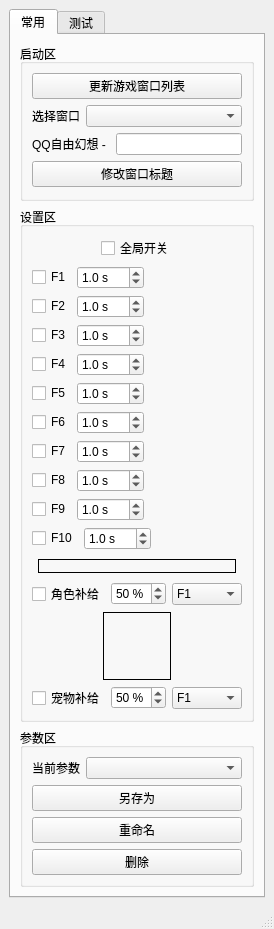
First picture: the form in mainwindow.ui, repository SSSSSFFFFF/FxPresser, before the edit.
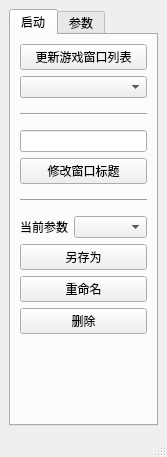
Second picture: the form after the edit. The open tabs and pages were chosen to show the change.

What changed in the file:
```diff
--- a/mainwindow.ui
+++ b/mainwindow.ui
@@ -6,15 +6,15 @@
    <rect>
     <x>0</x>
     <y>0</y>
-    <width>274</width>
-    <height>871</height>
+    <width>167</width>
+    <height>440</height>
    </rect>
   </property>
   <property name="windowTitle">
    <string/>
   </property>
   <widget class="QWidget" name="centralwidget">
-   <layout class="QHBoxLayout" name="horizontalLayout_18">
+   <layout class="QHBoxLayout" name="horizontalLayout_12">
     <item>
      <widget class="QTabWidget" name="tabWidget">
       <property name="currentIndex">
@@ -22,15 +22,9 @@
       </property>
       <widget class="QWidget" name="tab">
        <attribute name="title">
-        <string>常用</string>
+        <string>启动</string>
        </attribute>
-       <layout class="QVBoxLayout" name="verticalLayout_5">
-        <item>
-         <widget class="QGroupBox" name="groupBox_3">
-          <property name="title">
-           <string>启动区</string>
-          </property>
-          <layout class="QVBoxLayout" name="verticalLayout_3">
+       <layout class="QVBoxLayout" name="verticalLayout">
            <item>
             <widget class="QPushButton" name="pushButton_UpdateGameWindows">
              <property name="text">
@@ -39,15 +33,6 @@
             </widget>
            </item>
            <item>
-            <layout class="QHBoxLayout" name="horizontalLayout_11" stretch="0,1">
-             <item>
-              <widget class="QLabel" name="label_12">
-               <property name="text">
-                <string>选择窗口</string>
-               </property>
-              </widget>
-             </item>
-             <item>
               <widget class="QComboBox" name="comboBox_GameWindows">
                <property name="sizeAdjustPolicy">
                 <enum>QComboBox::AdjustToMinimumContentsLength</enum>
@@ -60,21 +45,31 @@
                </property>
               </widget>
              </item>
-            </layout>
+        <item>
+         <widget class="Line" name="line">
+          <property name="minimumSize">
+           <size>
+            <width>0</width>
+            <height>20</height>
+           </size>
+          </property>
+          <property name="orientation">
+           <enum>Qt::Horizontal</enum>
+          </property>
+         </widget>
            </item>
            <item>
-            <layout class="QHBoxLayout" name="horizontalLayout_20" stretch="0,1">
-             <item>
-              <widget class="QLabel" name="label_WindowTitlePrefix">
+         <widget class="QLineEdit" name="lineEdit_WindowTitle">
+          <property name="minimumSize">
+           <size>
+            <width>0</width>
+            <height>0</height>
+           </size>
+          </property>
                <property name="text">
-                <string>QQ自由幻想 - </string>
-               </property>
-              </widget>
-             </item>
-             <item>
-              <widget class="QLineEdit" name="lineEdit_WindowTitle"/>
-             </item>
-            </layout>
+           <string/>
+          </property>
+         </widget>
            </item>
            <item>
             <widget class="QPushButton" name="pushButton_ChangeWindowTitle">
@@ -83,14 +78,73 @@
              </property>
             </widget>
            </item>
-          </layout>
+        <item>
+         <widget class="Line" name="line_5">
+          <property name="minimumSize">
+           <size>
+            <width>0</width>
+            <height>20</height>
+           </size>
+          </property>
+          <property name="orientation">
+           <enum>Qt::Horizontal</enum>
+          </property>
+         </widget>
+        </item>
+        <item>
+         <layout class="QHBoxLayout" name="horizontalLayout_14" stretch="0,1">
+          <item>
+           <widget class="QLabel" name="label">
+            <property name="text">
+             <string>当前参数</string>
+            </property>
+           </widget>
+          </item>
+          <item>
+           <widget class="QComboBox" name="comboBox_Configs"/>
+          </item>
+         </layout>
+        </item>
+        <item>
+         <widget class="QPushButton" name="pushButton_SaveConfigAs">
+          <property name="text">
+           <string>另存为</string>
+          </property>
          </widget>
         </item>
         <item>
-         <widget class="QGroupBox" name="groupBox_2">
-          <property name="title">
-           <string>设置区</string>
+         <widget class="QPushButton" name="pushButton_RenameConfig">
+          <property name="text">
+           <string>重命名</string>
           </property>
+         </widget>
+        </item>
+        <item>
+         <widget class="QPushButton" name="pushButton_DeleteConfig">
+          <property name="text">
+           <string>删除</string>
+          </property>
+         </widget>
+        </item>
+        <item>
+         <spacer name="verticalSpacer_2">
+          <property name="orientation">
+           <enum>Qt::Vertical</enum>
+          </property>
+          <property name="sizeHint" stdset="0">
+           <size>
+            <width>20</width>
+            <height>181</height>
+           </size>
+          </property>
+         </spacer>
+        </item>
+       </layout>
+      </widget>
+      <widget class="QWidget" name="tab_2">
+       <attribute name="title">
+        <string>参数</string>
+       </attribute>
           <layout class="QVBoxLayout" name="verticalLayout_2">
            <item>
             <layout class="QHBoxLayout" name="horizontalLayout_16">
@@ -136,7 +190,53 @@
             </layout>
            </item>
            <item>
-            <layout class="QHBoxLayout" name="horizontalLayout">
+         <layout class="QHBoxLayout" name="horizontalLayout_11">
+          <item>
+           <widget class="QLabel" name="label_2">
+            <property name="text">
+             <string>排队间隔</string>
+            </property>
+           </widget>
+          </item>
+          <item>
+           <widget class="QDoubleSpinBox" name="doubleSpinBox_QueueInterval">
+            <property name="suffix">
+             <string> s</string>
+            </property>
+            <property name="decimals">
+             <number>1</number>
+            </property>
+            <property name="minimum">
+             <double>0.100000000000000</double>
+            </property>
+            <property name="maximum">
+             <double>365.000000000000000</double>
+            </property>
+            <property name="singleStep">
+             <double>0.100000000000000</double>
+            </property>
+            <property name="value">
+             <double>0.700000000000000</double>
+            </property>
+           </widget>
+          </item>
+         </layout>
+        </item>
+        <item>
+         <widget class="Line" name="line_4">
+          <property name="minimumSize">
+           <size>
+            <width>0</width>
+            <height>20</height>
+           </size>
+          </property>
+          <property name="orientation">
+           <enum>Qt::Horizontal</enum>
+          </property>
+         </widget>
+        </item>
+        <item>
+         <layout class="QHBoxLayout" name="horizontalLayout" stretch="0,1">
              <item>
               <widget class="QCheckBox" name="checkBox_F1">
                <property name="text">
@@ -166,23 +266,10 @@
                </property>
               </widget>
              </item>
-             <item>
-              <spacer name="horizontalSpacer">
-               <property name="orientation">
-                <enum>Qt::Horizontal</enum>
-               </property>
-               <property name="sizeHint" stdset="0">
-                <size>
-                 <width>40</width>
-                 <height>20</height>
-                </size>
-               </property>
-              </spacer>
-             </item>
             </layout>
            </item>
            <item>
-            <layout class="QHBoxLayout" name="horizontalLayout_2">
+         <layout class="QHBoxLayout" name="horizontalLayout_2" stretch="0,1">
              <item>
               <widget class="QCheckBox" name="checkBox_F2">
                <property name="text">
@@ -212,23 +299,10 @@
                </property>
               </widget>
              </item>
-             <item>
-              <spacer name="horizontalSpacer_2">
-               <property name="orientation">
-                <enum>Qt::Horizontal</enum>
-               </property>
-               <property name="sizeHint" stdset="0">
-                <size>
-                 <width>40</width>
-                 <height>20</height>
-                </size>
-               </property>
-              </spacer>
-             </item>
             </layout>
            </item>
            <item>
-            <layout class="QHBoxLayout" name="horizontalLayout_3">
+         <layout class="QHBoxLayout" name="horizontalLayout_3" stretch="0,1">
              <item>
               <widget class="QCheckBox" name="checkBox_F3">
                <property name="text">
@@ -258,23 +332,10 @@
                </property>
               </widget>
              </item>
-             <item>
-              <spacer name="horizontalSpacer_3">
-               <property name="orientation">
-                <enum>Qt::Horizontal</enum>
-               </property>
-               <property name="sizeHint" stdset="0">
-                <size>
-                 <width>40</width>
-                 <height>20</height>
-                </size>
-               </property>
-              </spacer>
-             </item>
             </layout>
            </item>
            <item>
-            <layout class="QHBoxLayout" name="horizontalLayout_4">
+         <layout class="QHBoxLayout" name="horizontalLayout_4" stretch="0,1">
              <item>
               <widget class="QCheckBox" name="checkBox_F4">
                <property name="text">
@@ -304,23 +365,10 @@
                </property>
               </widget>
              </item>
-             <item>
-              <spacer name="horizontalSpacer_4">
-               <property name="orientation">
-                <enum>Qt::Horizontal</enum>
-               </property>
-               <property name="sizeHint" stdset="0">
-                <size>
-                 <width>40</width>
-                 <height>20</height>
-                </size>
-               </property>
-              </spacer>
-             </item>
             </layout>
            </item>
            <item>
-            <layout class="QHBoxLayout" name="horizontalLayout_5">
+         <layout class="QHBoxLayout" name="horizontalLayout_5" stretch="0,1">
              <item>
               <widget class="QCheckBox" name="checkBox_F5">
                <property name="text">
@@ -350,23 +398,10 @@
                </property>
               </widget>
              </item>
-             <item>
-              <spacer name="horizontalSpacer_5">
-               <property name="orientation">
-                <enum>Qt::Horizontal</enum>
-               </property>
-               <property name="sizeHint" stdset="0">
-                <size>
-                 <width>40</width>
-                 <height>20</height>
-                </size>
-               </property>
-              </spacer>
-             </item>
             </layout>
            </item>
            <item>
-            <layout class="QHBoxLayout" name="horizontalLayout_6">
+         <layout class="QHBoxLayout" name="horizontalLayout_6" stretch="0,1">
              <item>
               <widget class="QCheckBox" name="checkBox_F6">
                <property name="text">
@@ -396,23 +431,10 @@
                </property>
               </widget>
              </item>
-             <item>
-              <spacer name="horizontalSpacer_6">
-               <property name="orientation">
-                <enum>Qt::Horizontal</enum>
-               </property>
-               <property name="sizeHint" stdset="0">
-                <size>
-                 <width>40</width>
-                 <height>20</height>
-                </size>
-               </property>
-              </spacer>
-             </item>
             </layout>
            </item>
            <item>
-            <layout class="QHBoxLayout" name="horizontalLayout_7">
+         <layout class="QHBoxLayout" name="horizontalLayout_7" stretch="0,1">
              <item>
               <widget class="QCheckBox" name="checkBox_F7">
                <property name="text">
@@ -442,23 +464,10 @@
                </property>
               </widget>
              </item>
-             <item>
-              <spacer name="horizontalSpacer_7">
-               <property name="orientation">
-                <enum>Qt::Horizontal</enum>
-               </property>
-               <property name="sizeHint" stdset="0">
-                <size>
-                 <width>40</width>
-                 <height>20</height>
-                </size>
-               </property>
-              </spacer>
-             </item>
             </layout>
            </item>
            <item>
-            <layout class="QHBoxLayout" name="horizontalLayout_8">
+         <layout class="QHBoxLayout" name="horizontalLayout_8" stretch="0,1">
              <item>
               <widget class="QCheckBox" name="checkBox_F8">
                <property name="text">
@@ -488,23 +497,10 @@
                </property>
               </widget>
              </item>
-             <item>
-              <spacer name="horizontalSpacer_8">
-               <property name="orientation">
-                <enum>Qt::Horizontal</enum>
-               </property>
-               <property name="sizeHint" stdset="0">
-                <size>
-                 <width>40</width>
-                 <height>20</height>
-                </size>
-               </property>
-              </spacer>
-             </item>
             </layout>
            </item>
            <item>
-            <layout class="QHBoxLayout" name="horizontalLayout_9">
+         <layout class="QHBoxLayout" name="horizontalLayout_9" stretch="0,1">
              <item>
               <widget class="QCheckBox" name="checkBox_F9">
                <property name="text">
@@ -534,23 +530,10 @@
                </property>
               </widget>
              </item>
-             <item>
-              <spacer name="horizontalSpacer_9">
-               <property name="orientation">
-                <enum>Qt::Horizontal</enum>
-               </property>
-               <property name="sizeHint" stdset="0">
-                <size>
-                 <width>40</width>
-                 <height>20</height>
-                </size>
-               </property>
-              </spacer>
-             </item>
             </layout>
            </item>
            <item>
-            <layout class="QHBoxLayout" name="horizontalLayout_10">
+         <layout class="QHBoxLayout" name="horizontalLayout_10" stretch="0,1">
              <item>
               <widget class="QCheckBox" name="checkBox_F10">
                <property name="text">
@@ -580,468 +563,7 @@
                </property>
               </widget>
              </item>
-             <item>
-              <spacer name="horizontalSpacer_10">
-               <property name="orientation">
-                <enum>Qt::Horizontal</enum>
-               </property>
-               <property name="sizeHint" stdset="0">
-                <size>
-                 <width>40</width>
-                 <height>20</height>
-                </size>
-               </property>
-              </spacer>
-             </item>
-            </layout>
-           </item>
-           <item>
-            <layout class="QHBoxLayout" name="horizontalLayout_13">
-             <item>
-              <spacer name="horizontalSpacer_11">
-               <property name="orientation">
-                <enum>Qt::Horizontal</enum>
-               </property>
-               <property name="sizeHint" stdset="0">
-                <size>
-                 <width>40</width>
-                 <height>20</height>
-                </size>
-               </property>
-              </spacer>
-             </item>
-             <item>
-              <widget class="QLabel" name="label_PlayerHealth">
-               <property name="sizePolicy">
-                <sizepolicy hsizetype="Fixed" vsizetype="Fixed">
-                 <horstretch>0</horstretch>
-                 <verstretch>0</verstretch>
-                </sizepolicy>
-               </property>
-               <property name="minimumSize">
-                <size>
-                 <width>198</width>
-                 <height>14</height>
-                </size>
-               </property>
-               <property name="maximumSize">
-                <size>
-                 <width>198</width>
-                 <height>14</height>
-                </size>
-               </property>
-               <property name="frameShape">
-                <enum>QFrame::Box</enum>
-               </property>
-               <property name="frameShadow">
-                <enum>QFrame::Plain</enum>
-               </property>
-               <property name="lineWidth">
-                <number>1</number>
-               </property>
-               <property name="midLineWidth">
-                <number>0</number>
-               </property>
-               <property name="text">
-                <string/>
-               </property>
-               <property name="scaledContents">
-                <bool>true</bool>
-               </property>
-              </widget>
-             </item>
-             <item>
-              <spacer name="horizontalSpacer_13">
-               <property name="orientation">
-                <enum>Qt::Horizontal</enum>
-               </property>
-               <property name="sizeHint" stdset="0">
-                <size>
-                 <width>40</width>
-                 <height>20</height>
-                </size>
-               </property>
-              </spacer>
-             </item>
-            </layout>
-           </item>
-           <item>
-            <layout class="QHBoxLayout" name="horizontalLayout_12" stretch="0,0,1">
-             <item>
-              <widget class="QCheckBox" name="checkBox_AutoPlayerHealth">
-               <property name="text">
-                <string>角色补给</string>
-               </property>
-              </widget>
-             </item>
-             <item>
-              <widget class="QSpinBox" name="spinBox_MinPlayerHealth">
-               <property name="suffix">
-                <string> %</string>
-               </property>
-               <property name="minimum">
-                <number>1</number>
-               </property>
-               <property name="value">
-                <number>50</number>
-               </property>
-              </widget>
-             </item>
-             <item>
-              <widget class="QComboBox" name="comboBox_PlayerHealthKey">
-               <property name="currentIndex">
-                <number>0</number>
-               </property>
-               <item>
-                <property name="text">
-                 <string>F1</string>
-                </property>
-               </item>
-               <item>
-                <property name="text">
-                 <string>F2</string>
-                </property>
-               </item>
-               <item>
-                <property name="text">
-                 <string>F3</string>
-                </property>
-               </item>
-               <item>
-                <property name="text">
-                 <string>F4</string>
-                </property>
-               </item>
-               <item>
-                <property name="text">
-                 <string>F5</string>
-                </property>
-               </item>
-               <item>
-                <property name="text">
-                 <string>F6</string>
-                </property>
-               </item>
-               <item>
-                <property name="text">
-                 <string>F7</string>
-                </property>
-               </item>
-               <item>
-                <property name="text">
-                 <string>F8</string>
-                </property>
-               </item>
-               <item>
-                <property name="text">
-                 <string>F9</string>
-                </property>
-               </item>
-               <item>
-                <property name="text">
-                 <string>F10</string>
-                </property>
-               </item>
-              </widget>
-             </item>
-            </layout>
-           </item>
-           <item>
-            <layout class="QHBoxLayout" name="horizontalLayout_17">
-             <item>
-              <spacer name="horizontalSpacer_14">
-               <property name="orientation">
-                <enum>Qt::Horizontal</enum>
-               </property>
-               <property name="sizeHint" stdset="0">
-                <size>
-                 <width>40</width>
-                 <height>20</height>
-                </size>
-               </property>
-              </spacer>
-             </item>
-             <item>
-              <widget class="QLabel" name="label_PetResource">
-               <property name="sizePolicy">
-                <sizepolicy hsizetype="Fixed" vsizetype="Fixed">
-                 <horstretch>0</horstretch>
-                 <verstretch>0</verstretch>
-                </sizepolicy>
-               </property>
-               <property name="minimumSize">
-                <size>
-                 <width>68</width>
-                 <height>68</height>
-                </size>
-               </property>
-               <property name="maximumSize">
-                <size>
-                 <width>68</width>
-                 <height>68</height>
-                </size>
-               </property>
-               <property name="frameShape">
-                <enum>QFrame::Box</enum>
-               </property>
-               <property name="frameShadow">
-                <enum>QFrame::Plain</enum>
-               </property>
-               <property name="text">
-                <string/>
-               </property>
-               <property name="scaledContents">
-                <bool>true</bool>
-               </property>
-              </widget>
-             </item>
-             <item>
-              <spacer name="horizontalSpacer_15">
-               <property name="orientation">
-                <enum>Qt::Horizontal</enum>
-               </property>
-               <property name="sizeHint" stdset="0">
-                <size>
-                 <width>40</width>
-                 <height>20</height>
-                </size>
-               </property>
-              </spacer>
-             </item>
-            </layout>
-           </item>
-           <item>
-            <layout class="QHBoxLayout" name="horizontalLayout_15" stretch="0,0,1">
-             <item>
-              <widget class="QCheckBox" name="checkBox_AutoPetSupply">
-               <property name="text">
-                <string>宠物补给</string>
-               </property>
-              </widget>
-             </item>
-             <item>
-              <widget class="QSpinBox" name="spinBox_MinPetHealth">
-               <property name="suffix">
-                <string> %</string>
-               </property>
-               <property name="minimum">
-                <number>1</number>
-               </property>
-               <property name="value">
-                <number>50</number>
-               </property>
-              </widget>
-             </item>
-             <item>
-              <widget class="QComboBox" name="comboBox_PetHealthKey">
-               <property name="currentIndex">
-                <number>0</number>
-               </property>
-               <property name="maxVisibleItems">
-                <number>10</number>
-               </property>
-               <item>
-                <property name="text">
-                 <string>F1</string>
-                </property>
-               </item>
-               <item>
-                <property name="text">
-                 <string>F2</string>
-                </property>
-               </item>
-               <item>
-                <property name="text">
-                 <string>F3</string>
-                </property>
-               </item>
-               <item>
-                <property name="text">
-                 <string>F4</string>
-                </property>
-               </item>
-               <item>
-                <property name="text">
-                 <string>F5</string>
-                </property>
-               </item>
-               <item>
-                <property name="text">
-                 <string>F6</string>
-                </property>
-               </item>
-               <item>
-                <property name="text">
-                 <string>F7</string>
-                </property>
-               </item>
-               <item>
-                <property name="text">
-                 <string>F8</string>
-                </property>
-               </item>
-               <item>
-                <property name="text">
-                 <string>F9</string>
-                </property>
-               </item>
-               <item>
-                <property name="text">
-                 <string>F10</string>
-                </property>
-               </item>
-              </widget>
-             </item>
-            </layout>
-           </item>
-          </layout>
-         </widget>
-        </item>
-        <item>
-         <widget class="QGroupBox" name="groupBox">
-          <property name="title">
-           <string>参数区</string>
-          </property>
-          <layout class="QVBoxLayout" name="verticalLayout">
-           <item>
-            <layout class="QHBoxLayout" name="horizontalLayout_14" stretch="0,1">
-             <item>
-              <widget class="QLabel" name="label">
-               <property name="text">
-                <string>当前参数</string>
-               </property>
-              </widget>
-             </item>
-             <item>
-              <widget class="QComboBox" name="comboBox_Configs"/>
-             </item>
-            </layout>
-           </item>
-           <item>
-            <widget class="QPushButton" name="pushButton_SaveConfigAs">
-             <property name="text">
-              <string>另存为</string>
-             </property>
-            </widget>
-           </item>
-           <item>
-            <widget class="QPushButton" name="pushButton_RenameConfig">
-             <property name="text">
-              <string>重命名</string>
-             </property>
-            </widget>
-           </item>
-           <item>
-            <widget class="QPushButton" name="pushButton_DeleteConfig">
-             <property name="text">
-              <string>删除</string>
-             </property>
-            </widget>
-           </item>
-          </layout>
-         </widget>
-        </item>
-       </layout>
-      </widget>
-      <widget class="QWidget" name="tab_2">
-       <attribute name="title">
-        <string>测试</string>
-       </attribute>
-       <layout class="QVBoxLayout" name="verticalLayout_4">
-        <item>
-         <layout class="QHBoxLayout" name="horizontalLayout_19">
-          <item>
-           <spacer name="horizontalSpacer_17">
-            <property name="orientation">
-             <enum>Qt::Horizontal</enum>
-            </property>
-            <property name="sizeHint" stdset="0">
-             <size>
-              <width>40</width>
-              <height>20</height>
-             </size>
-            </property>
-           </spacer>
-          </item>
-          <item>
-           <widget class="QLabel" name="label_SampleImage">
-            <property name="sizePolicy">
-             <sizepolicy hsizetype="Fixed" vsizetype="Fixed">
-              <horstretch>0</horstretch>
-              <verstretch>0</verstretch>
-             </sizepolicy>
-            </property>
-            <property name="minimumSize">
-             <size>
-              <width>200</width>
-              <height>200</height>
-             </size>
-            </property>
-            <property name="maximumSize">
-             <size>
-              <width>200</width>
-              <height>200</height>
-             </size>
-            </property>
-            <property name="frameShape">
-             <enum>QFrame::Box</enum>
-            </property>
-            <property name="frameShadow">
-             <enum>QFrame::Plain</enum>
-            </property>
-            <property name="text">
-             <string/>
-            </property>
-           </widget>
-          </item>
-          <item>
-           <spacer name="horizontalSpacer_18">
-            <property name="orientation">
-             <enum>Qt::Horizontal</enum>
-            </property>
-            <property name="sizeHint" stdset="0">
-             <size>
-              <width>40</width>
-              <height>20</height>
-             </size>
-            </property>
-           </spacer>
-          </item>
-         </layout>
-        </item>
-        <item>
-         <widget class="QPushButton" name="pushButton_ReadImage">
-          <property name="text">
-           <string>读取图片</string>
-          </property>
-         </widget>
-        </item>
-        <item>
-         <widget class="QPushButton" name="pushButton_TestPlayerSupply">
-          <property name="text">
-           <string>测试人物补给</string>
-          </property>
-         </widget>
-        </item>
-        <item>
-         <widget class="QPushButton" name="pushButton_TestPetSupply">
-          <property name="text">
-           <string>测试宠物补给</string>
-          </property>
-         </widget>
-        </item>
-        <item>
-         <spacer name="verticalSpacer">
-          <property name="orientation">
-           <enum>Qt::Vertical</enum>
-          </property>
-          <property name="sizeHint" stdset="0">
-           <size>
-            <width>20</width>
-            <height>490</height>
-           </size>
-          </property>
-         </spacer>
+         </layout>
         </item>
        </layout>
       </widget>
```
Left out of the diff: 4 changed lines with no effect on the pictures. Lines whose indentation alone changed are shown as unchanged.
